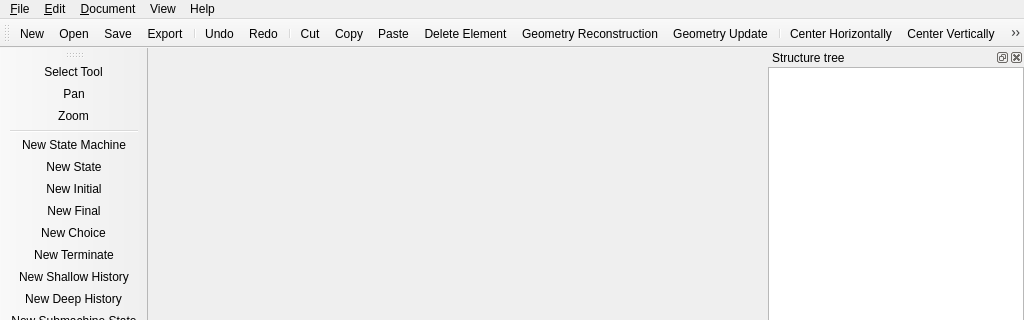
The window that smeditor_window.ui (dralex/CyberiadaHSM-Editor) describes before a commit, drawn with Qt 5; both pictures show x 0 to 1024 and y 0 to 320 of the 1024 by 768 pixel window.
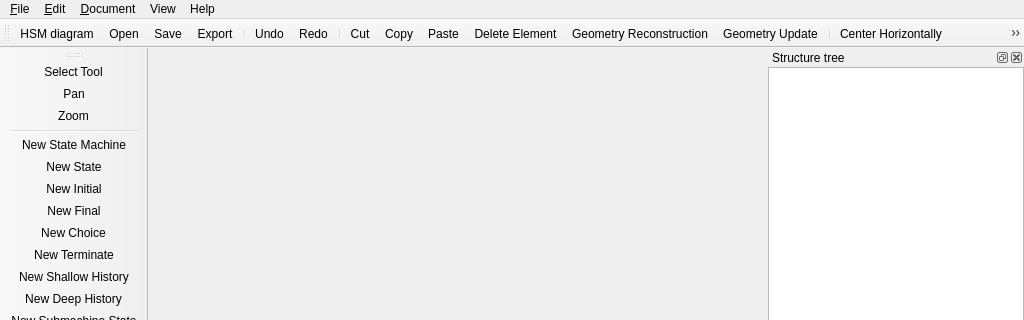
The same window after the commit. Icons and pictures are not drawn. Custom widgets are drawn as their Qt base class.

Commit message: document modes, stage 2: the FA mode - type/ fa as one undo step, File > New > FA diagram, the automaton tools, Document > Check, View > FA symbols (EDIT-MODE-5,7..9)

```diff
--- a/smeditor_window.ui
+++ b/smeditor_window.ui
@@ -791,7 +791,7 @@
      <normaloff>:/Icons/images/document-new.png</normaloff>:/Icons/images/document-new.png</iconset>
    </property>
    <property name="text">
-    <string>New</string>
+    <string>HSM diagram</string>
    </property>
    <property name="toolTip">
     <string>New File</string>
```
Left out of the diff: 52 changed lines with no effect on the pictures. The commit also changes 38 other files.
